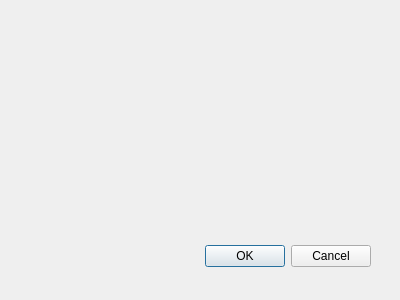
Above: baanUI/QtNieuwIODialoog.ui from Zoev89/baan before the change. Below: the same form after it.
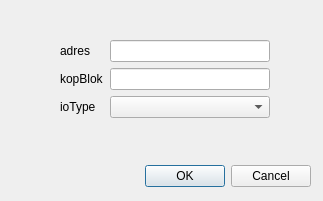
That is the form after the change.

What changed in the file:
```diff
--- a/baanUI/QtNieuwIODialoog.ui
+++ b/baanUI/QtNieuwIODialoog.ui
@@ -8,8 +8,8 @@
    <rect>
     <x>0</x>
     <y>0</y>
-    <width>400</width>
-    <height>300</height>
+    <width>323</width>
+    <height>201</height>
    </rect>
   </property>
   <property name="windowTitle">
@@ -18,8 +18,8 @@
   <widget class="QDialogButtonBox" name="buttonBox">
    <property name="geometry">
     <rect>
-     <x>30</x>
-     <y>240</y>
+     <x>-30</x>
+     <y>160</y>
      <width>341</width>
      <height>32</height>
     </rect>
@@ -31,6 +31,48 @@
     <set>QDialogButtonBox::Cancel|QDialogButtonBox::Ok</set>
    </property>
   </widget>
+  <widget class="QWidget" name="">
+   <property name="geometry">
+    <rect>
+     <x>60</x>
+     <y>40</y>
+     <width>210</width>
+     <height>95</height>
+    </rect>
+   </property>
+   <layout class="QFormLayout" name="formLayout">
+    <item row="0" column="0">
+     <widget class="QLabel" name="label_2">
+      <property name="text">
+       <string>adres</string>
+      </property>
+     </widget>
+    </item>
+    <item row="0" column="1">
+     <widget class="QLineEdit" name="adres"/>
+    </item>
+    <item row="1" column="0">
+     <widget class="QLabel" name="label_3">
+      <property name="text">
+       <string>kopBlok</string>
+      </property>
+     </widget>
+    </item>
+    <item row="1" column="1">
+     <widget class="QLineEdit" name="kopBlok"/>
+    </item>
+    <item row="2" column="0">
+     <widget class="QLabel" name="label">
+      <property name="text">
+       <string>ioType</string>
+      </property>
+     </widget>
+    </item>
+    <item row="2" column="1">
+     <widget class="QComboBox" name="ioType"/>
+    </item>
+   </layout>
+  </widget>
  </widget>
  <pixmapfunction/>
  <resources/>
```
Left out of the diff: 5 changed lines with no effect on the pictures.
